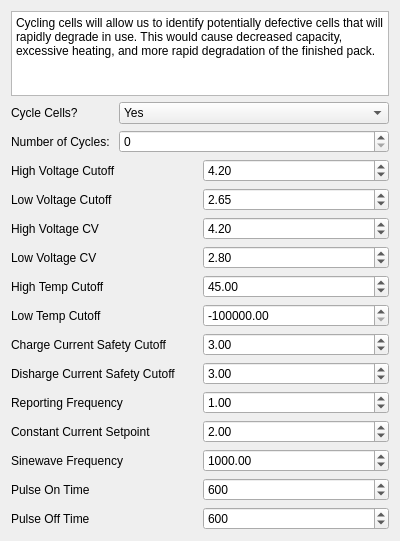
First picture: the form in wizardpagetwo.ui, repository Lexcelon/batlab-toolkit-gui, before the edit.
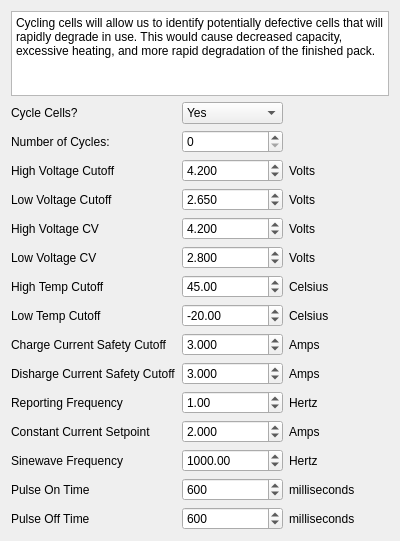
Second picture: the form after the edit.

Commit message: polished wizard. made it so you have to click the button.

```diff
--- a/wizardpagetwo.ui
+++ b/wizardpagetwo.ui
@@ -27,45 +27,13 @@
      </property>
     </widget>
    </item>
-   <item>
-    <layout class="QFormLayout" name="formLayout">
-     <item row="0" column="0">
-      <widget class="QLabel" name="label">
-       <property name="text">
-        <string>Cycle Cells?</string>
-       </property>
-      </widget>
-     </item>
-     <item row="0" column="1">
-      <widget class="QComboBox" name="comboBox">
-       <item>
-        <property name="text">
-         <string>Yes</string>
-        </property>
-       </item>
-       <item>
-        <property name="text">
-         <string>No</string>
-        </property>
-       </item>
-      </widget>
-     </item>
-     <item row="1" column="0">
-      <widget class="QLabel" name="label_2">
-       <property name="text">
-        <string>Number of Cycles: </string>
-       </property>
-      </widget>
-     </item>
-     <item row="1" column="1">
-      <widget class="QSpinBox" name="cycles"/>
-     </item>
-    </layout>
-   </item>
    <item>
     <layout class="QGridLayout" name="gridLayout_2">
-     <item row="0" column="1">
+     <item row="2" column="1">
       <widget class="QDoubleSpinBox" name="hvCutoffSB">
+       <property name="decimals">
+        <number>3</number>
+       </property>
        <property name="minimum">
         <double>-99999999999999.000000000000000</double>
        </property>
@@ -77,87 +45,105 @@
        </property>
       </widget>
      </item>
-     <item row="4" column="0">
+     <item row="6" column="0">
       <widget class="QLabel" name="label_14">
        <property name="text">
         <string>High Temp Cutoff</string>
        </property>
       </widget>
      </item>
-     <item row="7" column="0">
+     <item row="9" column="0">
       <widget class="QLabel" name="label_15">
        <property name="text">
         <string>Disharge Current Safety Cutoff</string>
        </property>
       </widget>
      </item>
-     <item row="5" column="1">
+     <item row="7" column="1">
       <widget class="QDoubleSpinBox" name="ltCutoffSB">
        <property name="minimum">
-        <double>-999999999999999.000000000000000</double>
+        <double>-273.000000000000000</double>
        </property>
        <property name="value">
-        <double>-999999.000000000000000</double>
+        <double>-20.000000000000000</double>
        </property>
       </widget>
      </item>
-     <item row="1" column="1">
+     <item row="3" column="1">
       <widget class="QDoubleSpinBox" name="lvCutoffSB">
+       <property name="decimals">
+        <number>3</number>
+       </property>
        <property name="value">
         <double>2.650000000000000</double>
        </property>
       </widget>
      </item>
-     <item row="8" column="1">
+     <item row="10" column="1">
       <widget class="QDoubleSpinBox" name="rf">
        <property name="value">
         <double>1.000000000000000</double>
        </property>
       </widget>
      </item>
-     <item row="3" column="1">
+     <item row="5" column="1">
       <widget class="QDoubleSpinBox" name="lvCVSB">
+       <property name="decimals">
+        <number>3</number>
+       </property>
        <property name="value">
         <double>2.800000000000000</double>
        </property>
       </widget>
      </item>
-     <item row="2" column="1">
-      <widget class="QDoubleSpinBox" name="hvCVSB">
-       <property name="value">
-        <double>4.200000000000000</double>
-       </property>
-      </widget>
-     </item>
      <item row="4" column="1">
+      <widget class="QDoubleSpinBox" name="hvCVSB">
+       <property name="decimals">
+        <number>3</number>
+       </property>
+       <property name="value">
+        <double>4.200000000000000</double>
+       </property>
+      </widget>
+     </item>
+     <item row="6" column="1">
       <widget class="QDoubleSpinBox" name="htCutoffSB">
        <property name="value">
         <double>45.000000000000000</double>
        </property>
       </widget>
      </item>
-     <item row="7" column="1">
-      <widget class="QDoubleSpinBox" name="dcCutoff">
-       <property name="value">
-        <double>3.000000000000000</double>
-       </property>
-      </widget>
-     </item>
      <item row="9" column="1">
+      <widget class="QDoubleSpinBox" name="dcCutoff">
+       <property name="decimals">
+        <number>3</number>
+       </property>
+       <property name="value">
+        <double>3.000000000000000</double>
+       </property>
+      </widget>
+     </item>
+     <item row="11" column="1">
       <widget class="QDoubleSpinBox" name="ccSetpoint">
+       <property name="decimals">
+        <number>3</number>
+       </property>
        <property name="value">
         <double>2.000000000000000</double>
        </property>
       </widget>
      </item>
-     <item row="6" column="1">
+     <item row="8" column="1">
       <widget class="QDoubleSpinBox" name="ccCutoff">
+       <property name="decimals">
+        <number>3</number>
+       </property>
        <property name="value">
         <double>3.000000000000000</double>
        </property>
       </widget>
      </item>
-     <item row="13" column="0">
+     <item row="15" column="0">
       <spacer name="verticalSpacer">
        <property name="orientation">
         <enum>Qt::Vertical</enum>
@@ -170,7 +156,7 @@
        </property>
       </spacer>
      </item>
-     <item row="10" column="1">
+     <item row="12" column="1">
       <widget class="QDoubleSpinBox" name="sf">
        <property name="maximum">
         <double>99999999.000000000000000</double>
@@ -180,7 +166,7 @@
        </property>
       </widget>
      </item>
-     <item row="11" column="1">
+     <item row="13" column="1">
       <widget class="QSpinBox" name="pOnT">
        <property name="maximum">
         <number>99999999</number>
@@ -193,7 +179,7 @@
        </property>
       </widget>
      </item>
-     <item row="12" column="1">
+     <item row="14" column="1">
       <widget class="QSpinBox" name="pOffT">
        <property name="maximum">
         <number>999999</number>
@@ -206,83 +192,205 @@
        </property>
       </widget>
      </item>
-     <item row="12" column="0">
+     <item row="14" column="0">
       <widget class="QLabel" name="label_13">
        <property name="text">
         <string>Pulse Off Time</string>
        </property>
       </widget>
      </item>
-     <item row="9" column="0">
+     <item row="11" column="0">
       <widget class="QLabel" name="label_10">
        <property name="text">
         <string>Constant Current Setpoint</string>
        </property>
       </widget>
      </item>
-     <item row="0" column="0">
+     <item row="2" column="0">
       <widget class="QLabel" name="label_3">
        <property name="text">
         <string>High Voltage Cutoff</string>
        </property>
       </widget>
      </item>
-     <item row="10" column="0">
+     <item row="12" column="0">
       <widget class="QLabel" name="label_11">
        <property name="text">
         <string>Sinewave Frequency</string>
        </property>
       </widget>
      </item>
-     <item row="3" column="0">
+     <item row="5" column="0">
       <widget class="QLabel" name="label_4">
        <property name="text">
         <string>Low Voltage CV</string>
        </property>
       </widget>
      </item>
-     <item row="8" column="0">
+     <item row="10" column="0">
       <widget class="QLabel" name="label_9">
        <property name="text">
         <string>Reporting Frequency</string>
        </property>
       </widget>
      </item>
-     <item row="2" column="0">
+     <item row="4" column="0">
       <widget class="QLabel" name="label_5">
        <property name="text">
         <string>High Voltage CV</string>
        </property>
       </widget>
      </item>
-     <item row="5" column="0">
+     <item row="7" column="0">
       <widget class="QLabel" name="label_6">
        <property name="text">
         <string>Low Temp Cutoff</string>
        </property>
       </widget>
      </item>
-     <item row="11" column="0">
+     <item row="13" column="0">
       <widget class="QLabel" name="label_12">
        <property name="text">
         <string>Pulse On Time</string>
        </property>
       </widget>
      </item>
-     <item row="6" column="0">
+     <item row="8" column="0">
       <widget class="QLabel" name="label_7">
        <property name="text">
         <string>Charge Current Safety Cutoff</string>
        </property>
       </widget>
      </item>
-     <item row="1" column="0">
+     <item row="3" column="0">
       <widget class="QLabel" name="label_8">
        <property name="text">
         <string>Low Voltage Cutoff</string>
        </property>
       </widget>
      </item>
+     <item row="2" column="2">
+      <widget class="QLabel" name="label_16">
+       <property name="text">
+        <string>Volts</string>
+       </property>
+      </widget>
+     </item>
+     <item row="1" column="1">
+      <widget class="QSpinBox" name="cycles"/>
+     </item>
+     <item row="1" column="0">
+      <widget class="QLabel" name="label_2">
+       <property name="text">
+        <string>Number of Cycles: </string>
+       </property>
+      </widget>
+     </item>
+     <item row="3" column="2">
+      <widget class="QLabel" name="label_17">
+       <property name="text">
+        <string>Volts</string>
+       </property>
+      </widget>
+     </item>
+     <item row="6" column="2">
+      <widget class="QLabel" name="label_20">
+       <property name="text">
+        <string>Celsius</string>
+       </property>
+      </widget>
+     </item>
+     <item row="4" column="2">
+      <widget class="QLabel" name="label_18">
+       <property name="text">
+        <string>Volts</string>
+       </property>
+      </widget>
+     </item>
+     <item row="5" column="2">
+      <widget class="QLabel" name="label_19">
+       <property name="text">
+        <string>Volts</string>
+       </property>
+      </widget>
+     </item>
+     <item row="7" column="2">
+      <widget class="QLabel" name="label_21">
+       <property name="text">
+        <string>Celsius</string>
+       </property>
+      </widget>
+     </item>
+     <item row="8" column="2">
+      <widget class="QLabel" name="label_22">
+       <property name="text">
+        <string>Amps</string>
+       </property>
+      </widget>
+     </item>
+     <item row="10" column="2">
+      <widget class="QLabel" name="label_24">
+       <property name="text">
+        <string>Hertz</string>
+       </property>
+      </widget>
+     </item>
+     <item row="12" column="2">
+      <widget class="QLabel" name="label_26">
+       <property name="text">
+        <string>Hertz</string>
+       </property>
+      </widget>
+     </item>
+     <item row="9" column="2">
+      <widget class="QLabel" name="label_23">
+       <property name="text">
+        <string>Amps</string>
+       </property>
+      </widget>
+     </item>
+     <item row="11" column="2">
+      <widget class="QLabel" name="label_25">
+       <property name="text">
+        <string>Amps</string>
+       </property>
+      </widget>
+     </item>
+     <item row="13" column="2">
+      <widget class="QLabel" name="label_27">
+       <property name="text">
+        <string>milliseconds</string>
+       </property>
+      </widget>
+     </item>
+     <item row="14" column="2">
+      <widget class="QLabel" name="label_28">
+       <property name="text">
+        <string>milliseconds</string>
+       </property>
+      </widget>
+     </item>
+     <item row="0" column="1">
+      <widget class="QComboBox" name="comboBox">
+       <item>
+        <property name="text">
+         <string>Yes</string>
+        </property>
+       </item>
+       <item>
+        <property name="text">
+         <string>No</string>
+        </property>
+       </item>
+      </widget>
+     </item>
+     <item row="0" column="0">
+      <widget class="QLabel" name="label">
+       <property name="text">
+        <string>Cycle Cells?</string>
+       </property>
+      </widget>
+     </item>
     </layout>
    </item>
   </layout>
```
The commit also changes 5 other files.
